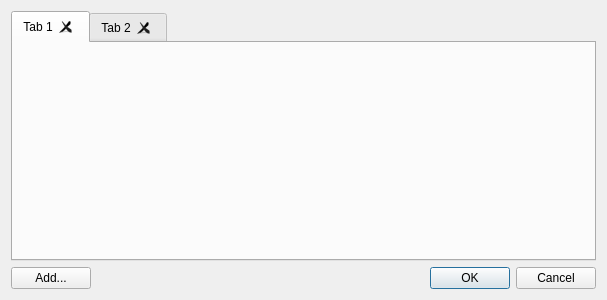
Old version of the form ui/condetrol/condetrol/constant_tables_editor/constant_tables_editor.ui in the repository light-scattering-iogs/caqtus.
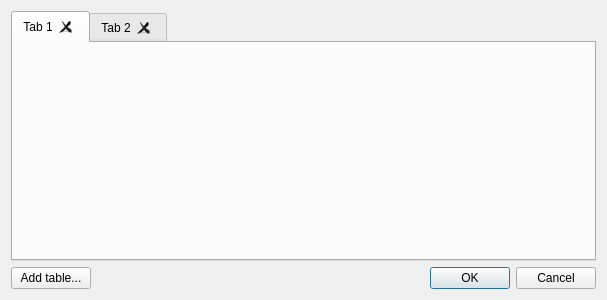
New version of the form.

Commit message: Change labels in constant tables editor

What changed in the file:
```diff
--- a/ui/condetrol/condetrol/constant_tables_editor/constant_tables_editor.ui
+++ b/ui/condetrol/condetrol/constant_tables_editor/constant_tables_editor.ui
@@ -42,7 +42,7 @@
      <item>
       <widget class="QPushButton" name="add_button">
        <property name="text">
-        <string>Add...</string>
+        <string>Add table...</string>
        </property>
       </widget>
      </item>
```
Left out of the diff: 2 changed lines with no effect on the pictures. The commit also changes 1 other file.
